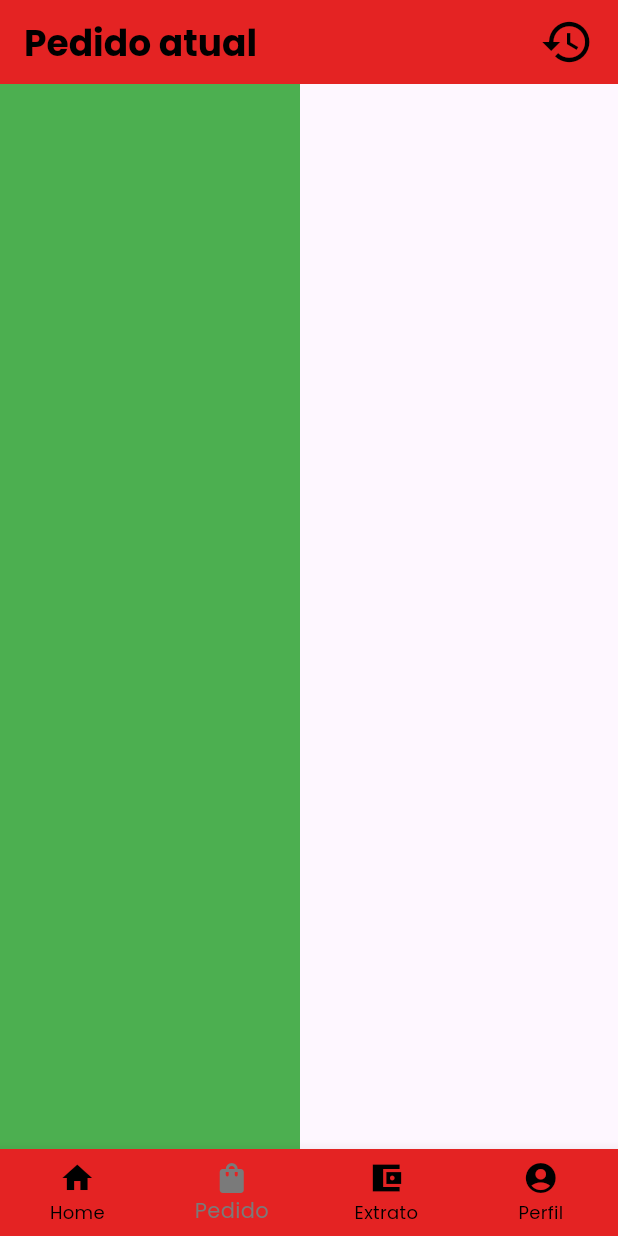
After one commit to Arthutstuts96/Projeto-de-Sistemas-mobile, a Flutter app: the screen it shows after launch, item 2 of the bottom bar chosen, after a tap on the "history" icon, on a phone screen of 412 x 824 dp. The commit adds this screen. Run offline on Flutter 3.47's test engine with Material 3 defaults, Android fonts, the phone set to English and light mode, and no system bars; our stand-ins replace device_preview, diacritic, dio, file_picker, shared_preferences, step_progress_indicator; missing offline and left inert: pix_flutter, universal_stepper; accounts and stored records are empty.

Commit message:
Início da criação da interface do separador (shopper)

```diff
--- a/lib/domain/models/order/order.dart
+++ b/lib/domain/models/order/order.dart
@@ -13,7 +13,7 @@ class Order {
   String? descricao;
   DateTime? dataPagamento;
   DateTime criadoEm;
-  List<DeliverData>? dadosEntrega;
+  DeliverData? dadosEntrega;
   List<OrderItem> itens;
 
   Order({
@@ -41,7 +41,7 @@ class Order {
     DateTime? dataPagamento,
     DateTime? criadoEm,
     List<OrderItem>? itens,
-    List<DeliverData>? dadosEntrega,
+    DeliverData? dadosEntrega,
   }) {
     return Order(
       enderecoEntrega: enderecoEntrega ?? this.enderecoEntrega,
@@ -70,7 +70,7 @@ class Order {
       'dataPagamento': dataPagamento?.toIso8601String(),
       'criadoEm': criadoEm.toIso8601String(),
       'itens': itens.map((x) => x.toMap()).toList(),
-      'dadosEntrega': dadosEntrega?.map((x) => x.toMap()).toList(),
+      'dadosEntrega': dadosEntrega,
     };
   }
 
@@ -81,29 +81,26 @@ class Order {
       usuario: map['usuario'],
       statusPagamento: map['statusPagamento'] as String,
       statusPedido: map['statusPedido'] as String,
-      valorTotal: map['valorTotal'] is int
-          ? (map['valorTotal'] as int).toDouble()
-          : map['valorTotal'] as double,
+      valorTotal:
+          map['valorTotal'] is int
+              ? (map['valorTotal'] as int).toDouble()
+              : map['valorTotal'] as double,
       descricao: map['descricao'],
-      dataPagamento: map['dataPagamento'] != null
-          ? DateTime.parse(map['dataPagamento'])
-          : null,
+      dataPagamento:
+          map['dataPagamento'] != null
+              ? DateTime.parse(map['dataPagamento'])
+              : null,
       criadoEm: DateTime.parse(map['criadoEm']),
       itens: List<OrderItem>.from(
         (map['itens'] as List).map((x) => OrderItem.fromMap(x)),
       ),
-      dadosEntrega: map['dadosEntrega'] != null
-          ? List<DeliverData>.from(
-              (map['dadosEntrega'] as List).map((x) => DeliverData.fromMap(x)),
-            )
-          : null,
+      dadosEntrega: map['dadosEntrega'],
     );
   }
 
   String toJson() => json.encode(toMap());
 
-  factory Order.fromJson(String source) =>
-      Order.fromMap(json.decode(source));
+  factory Order.fromJson(String source) => Order.fromMap(json.decode(source));
 
   @override
   String toString() {
@@ -125,7 +122,7 @@ class Order {
         other.dataPagamento == dataPagamento &&
         other.criadoEm == criadoEm &&
         listEquals(other.itens, itens) &&
-        listEquals(other.dadosEntrega, dadosEntrega);
+        other.dadosEntrega == dadosEntrega;
   }
 
   @override
--- a/lib/main.dart
+++ b/lib/main.dart
@@ -1,5 +1,6 @@
 import 'package:device_preview/device_preview.dart';
 import 'package:flutter/material.dart';
+import 'package:projeto_de_sistemas/screens/main_shopper_screen.dart';
 import 'package:provider/provider.dart';
 import 'package:projeto_de_sistemas/controllers/active_delivery_controller.dart';
 import 'package:projeto_de_sistemas/controllers/products_controller.dart';
@@ -18,7 +19,7 @@ import 'package:projeto_de_sistemas/screens/deliveryhome_screen.dart';
 void main() {
   runApp(
     DevicePreview(
-      enabled: false,
+      enabled: true,
       tools: [...DevicePreview.defaultTools],
       builder: (context) => MultiProvider( // 3. ADICIONE O MULTIPROVIDER (ou ChangeNotifierProvider se for só um)
         providers: [
@@ -50,6 +51,7 @@ class TrazAi extends StatelessWidget {
         "login_screen": (context) => LoginScreen(),
         "home_screen": (context) => HomeScreen(),
         "main_screen": (context) => MainScreen(),
+        "main_shopper_screen": (context) => MainShopperScreen(),
         "perfil_screen": (context) => ProfileScreen(),
         "delivery_screen": (context) => const DeliveryHomeScreen(),
         "cart": (context) => CartScreen(),
@@ -58,7 +60,7 @@ class TrazAi extends StatelessWidget {
         "finish_order_screen": (context) => FinishOrderScreen(),
         "product_screen": (context) => ProductScreen(),
       },
-      initialRoute: "main_screen",
+      initialRoute: "main_shopper_screen",
     );
   }
 }
--- /dev/null
+++ b/lib/screens/main_shopper_screen.dart
@@ -0,0 +1,86 @@
+import 'package:flutter/material.dart';
+import 'package:projeto_de_sistemas/screens/profile_screen.dart';
+import 'package:projeto_de_sistemas/screens/shopper_order_screen.dart';
+import 'package:projeto_de_sistemas/screens/shopperhome_screen.dart';
+
+class MainShopperScreen extends StatefulWidget {
+  final int initialIndex;
+
+  const MainShopperScreen({super.key, this.initialIndex = 0});
+
+  @override
+  State<MainShopperScreen> createState() => _MainShopperScreenState();
+}
+
+class _MainShopperScreenState extends State<MainShopperScreen> {
+  int _selectedIndex = 0;
+  late PageController _pageController;
+
+  final List<Widget> _screens = [
+    ShopperHomeScreen(),
+    ShopperOrderScreen(),
+    ProfileScreen(),
+  ];
+
+  @override
+  void initState() {
+    super.initState();
+    _pageController = PageController(initialPage: _selectedIndex);
+  }
+
+  void _onItemTapped(int index) {
+    setState(() {
+      _selectedIndex = index;
+    });
+    _pageController.animateToPage(
+      index,
+      duration: const Duration(milliseconds: 300),
+      curve: Curves.easeInOut,
+    );
+  }
+
+  @override
+  void dispose() {
+    _pageController.dispose();
+    super.dispose();
+  }
+
+  @override
+  Widget build(BuildContext context) {
+    return Scaffold(
+      body: PageView(
+        controller: _pageController,
+        physics: const NeverScrollableScrollPhysics(), // remove o swipe manual
+        children: _screens,
+        onPageChanged: (index) {
+          setState(() {
+            _selectedIndex = index;
+          });
+        },
+      ),
+      bottomNavigationBar: BottomNavigationBar(
+        backgroundColor: Color.fromARGB(255, 228, 35, 35),
+        selectedItemColor: const Color.fromARGB(255, 122, 122, 122),
+        unselectedItemColor: Colors.black,
+        currentIndex: _selectedIndex,
+        onTap: _onItemTapped,
+        type: BottomNavigationBarType.fixed,
+        items: const [
+          BottomNavigationBarItem(icon: Icon(Icons.home), label: "Home"),
+          BottomNavigationBarItem(
+            icon: Icon(Icons.shopping_bag),
+            label: "Pedido",
+          ),
+          BottomNavigationBarItem(
+            icon: Icon(Icons.account_balance_wallet_sharp),
+            label: "Extrato",
+          ),
+          BottomNavigationBarItem(
+            icon: Icon(Icons.account_circle),
+            label: "Perfil",
+          ),
+        ],
+      ),
+    );
+  }
+}
--- a/lib/screens/order-screens/finish_order_screen.dart
+++ b/lib/screens/order-screens/finish_order_screen.dart
@@ -30,7 +30,7 @@ class _FinishOrderScreenState extends State<FinishOrderScreen> {
     valorTotal: 0.0,
     criadoEm: DateTime.now(),
     itens: [],
-    dadosEntrega: [],
+    dadosEntrega: null,
   );
 
   @override
--- /dev/null
+++ b/lib/screens/shopper_order_screen.dart
@@ -0,0 +1,55 @@
+import 'package:flutter/material.dart';
+import 'package:projeto_de_sistemas/domain/models/order/deliver_data.dart';
+import 'package:projeto_de_sistemas/domain/models/order/order.dart';
+
+class ShopperOrderScreen extends StatefulWidget {
+  const ShopperOrderScreen({super.key});
+
+  @override
+  State<ShopperOrderScreen> createState() => _ShopperOrderScreenState();
+}
+
+class _ShopperOrderScreenState extends State<ShopperOrderScreen> {
+  Order? order = Order(
+    numeroPedido: "23414",
+    statusPagamento: "pendente",
+    statusPedido: "pendente",
+    valorTotal: 213.32,
+    criadoEm: DateTime.now(),
+    itens: [],
+    dadosEntrega: null,
+  );
+  // Order? order;
+
+  @override
+  Widget build(BuildContext context) {
+    return Scaffold(
+      appBar: AppBar(
+        actionsPadding: const EdgeInsets.symmetric(horizontal: 8),
+        backgroundColor: Color.fromARGB(255, 228, 35, 35),
+        title: const Text(
+          "Pedido atual",
+          style: TextStyle(
+            fontWeight: FontWeight.bold,
+            color: Colors.black,
+            fontSize: 24,
+          ),
+        ),
+        actions: <Widget>[
+          IconButton(
+            onPressed: () {},
+            icon: const Icon(
+              Icons.history_outlined,
+              size: 36,
+              color: Colors.black,
+            ),
+          ),
+        ],
+      ),
+      body:
+          order == null
+              ? Center(child: Text("Você não está separando nenhum pedido no momento", textAlign: TextAlign.center,))
+              : Container(width: 200, color: Colors.green)
+    );
+  }
+}
--- /dev/null
+++ b/lib/screens/shopperhome_screen.dart
@@ -0,0 +1,83 @@
+import 'package:flutter/material.dart';
+
+class ShopperHomeScreen extends StatelessWidget {
+  const ShopperHomeScreen({super.key});
+
+  @override
+  Widget build(BuildContext context) {
+    return Scaffold(
+      body: Stack(
+        children: [
+          Text("data"),
+          DraggableScrollableSheet(
+            initialChildSize: 0.3,
+            minChildSize: 0.3,
+            maxChildSize: 0.6,
+            builder: (context, scrollController) {
+              return Container(
+                decoration: const BoxDecoration(
+                  color: Colors.white,
+                  borderRadius: BorderRadius.vertical(top: Radius.circular(40)),
+                  boxShadow: [BoxShadow(color: Colors.black26, blurRadius: 10)],
+                ),
+                child: Column(
+                  children: [
+                    Center(child: Icon(Icons.drag_handle, color: Colors.grey)),
+                    Text(
+                      "Pedidos mais recentes",
+                      style: TextStyle(
+                        fontSize: 20,
+                        fontWeight: FontWeight.bold,
+                      ),
+                    ),
+                    Flexible(
+                      child: ListView.builder(
+                        controller: scrollController,
+                        padding: const EdgeInsets.symmetric(
+                          horizontal: 8,
+                          vertical: 12,
+                        ),
+                        itemCount: 5,
+                        itemBuilder:
+                            (context, index) => OrdersInfos(
+                              imagePath:
+                                  "assets/images/choose_screen_background.jpg",
+                              title: "Supermercado Maior • A 4,4km de você",
+                              priority: "Para agora",
+                            ),
+                      ),
+                    ),
+                  ],
+                ),
+              );
+            },
+          ),
+        ],
+      ),
+    );
+  }
+}
+
+class OrdersInfos extends StatelessWidget {
+  const OrdersInfos({
+    super.key,
+    required this.imagePath,
+    required this.title,
+    required this.priority,
+  });
+  final String imagePath;
+  final String title;
+  final String priority;
+
+  @override
+  Widget build(BuildContext context) {
+    return ListTile(
+      leading: CircleAvatar(backgroundImage: AssetImage(imagePath)),
+      title: Text(
+        title,
+        style: const TextStyle(fontSize: 14, fontWeight: FontWeight.bold),
+      ),
+      subtitle: Text(priority),
+    );
+  }
+}
--- a/lib/services/api/order_api.dart
+++ b/lib/services/api/order_api.dart
@@ -32,15 +32,7 @@ class OrderApi {
           "descricao": order.descricao,
           "data_pagamento": order.dataPagamento?.toIso8601String(),
           "criado_em": order.criadoEm.toIso8601String(),
-          "dados_entrega":
-              order.dadosEntrega
-                  ?.map(
-                    (d) => {
-                      "tipo_veiculo": d.tipoVeiculo,
-                      "endereco_id": d.enderecoId,
-                    },
-                  )
-                  .toList(),
+          "dados_entrega": order.dadosEntrega,
           "itens":
               order.itens
                   .map(
```
Also changed, not shown: lib/screens/profile_screen.dart (line endings or trailing spaces).
